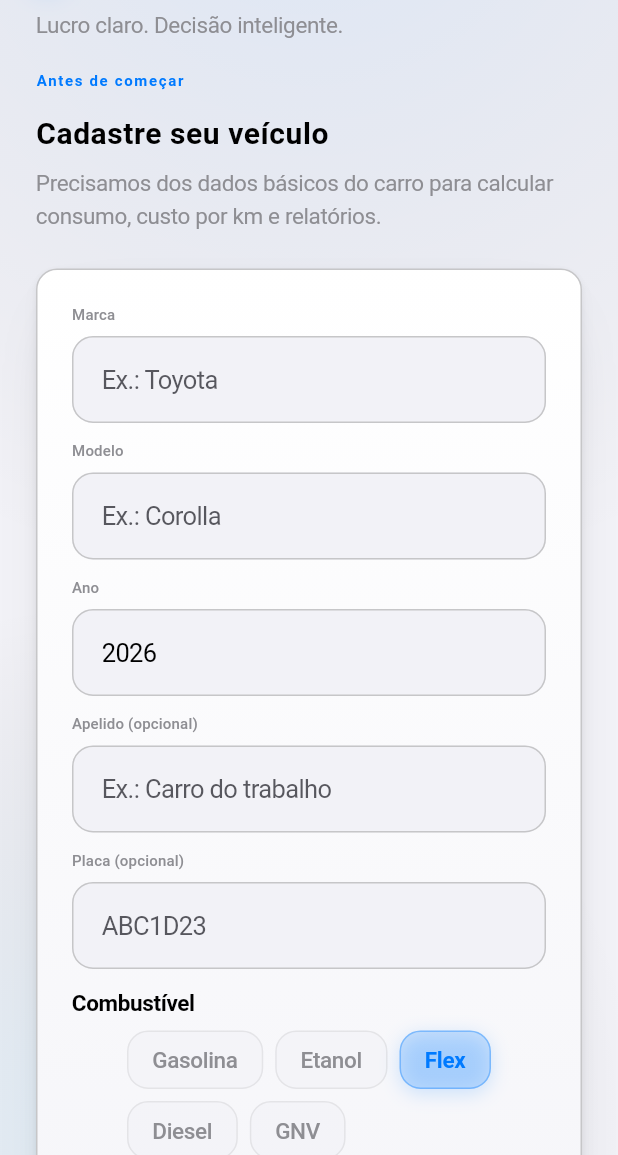
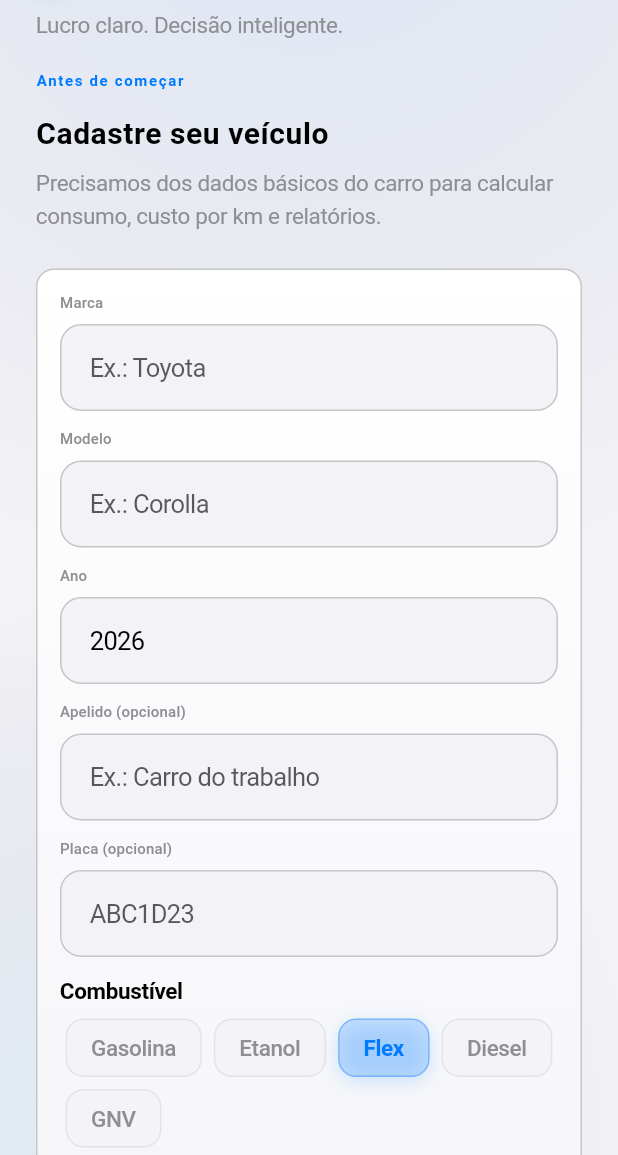
Before and after one commit to solerpedroo/driveflow, a Flutter app: the screen it shows once a user with an empty profile is signed in, on a phone screen of 412 x 824 dp, the part 81-1236 px from its top. Run offline on Flutter 3.47's test engine with Material 3 defaults, Android fonts, the phone set to English and light mode, and no system bars; our stand-ins replace cached_network_image, connectivity_plus, dio, file_picker, fl_chart, flutter_hooks and 14 more; missing offline and left inert: google_mlkit_text_recognition; accounts and stored records are empty; network calls fail; statements that could not run were skipped.

```diff
--- a/lib/core/theme/app_elevation.dart
+++ b/lib/core/theme/app_elevation.dart
@@ -2,47 +2,29 @@ import 'package:flutter/material.dart';
 
 import 'app_colors.dart';
 
-/// Sombras premium — multi-camada estilo surface-card (ReuniAI).
+/// Elevação mínima estilo iOS — separadores em vez de sombras pesadas.
 abstract final class AppElevation {
   static List<BoxShadow> surfaceCard(Brightness brightness) {
+    return const [];
+  }
+
+  static List<BoxShadow> glassShadow(Brightness brightness) {
     if (brightness == Brightness.dark) {
       return [
         BoxShadow(
           color: Colors.black.withValues(alpha: 0.35),
-          blurRadius: 20,
-          offset: const Offset(0, 8),
-        ),
-        BoxShadow(
-          color: AppColors.brandBlue.withValues(alpha: 0.10),
-          blurRadius: 36,
-          spreadRadius: -12,
-          offset: const Offset(0, 16),
+          blurRadius: 12,
+          offset: const Offset(0, -2),
         ),
       ];
     }
     return [
       BoxShadow(
-        color: AppColors.textPrimary.withValues(alpha: 0.05),
-        blurRadius: 2,
-        offset: const Offset(0, 1),
-      ),
-      BoxShadow(
-        color: AppColors.textPrimary.withValues(alpha: 0.10),
-        blurRadius: 10,
-        spreadRadius: -5,
-        offset: const Offset(0, 4),
-      ),
-      BoxShadow(
-        color: AppColors.textPrimary.withValues(alpha: 0.20),
-        blurRadius: 36,
-        spreadRadius: -22,
-        offset: const Offset(0, 16),
+        color: Colors.black.withValues(alpha: 0.06),
+        blurRadius: 12,
+        offset: const Offset(0, -2),
       ),
     ];
-  }
-
-  static List<BoxShadow> glassShadow(Brightness brightness) {
-    return surfaceCard(brightness);
   }
 
   static List<BoxShadow> cardShadow(Brightness brightness) {
@@ -50,55 +32,25 @@ abstract final class AppElevation {
   }
 
   static List<BoxShadow> brandGlow(Brightness brightness) {
-    return [
-      BoxShadow(
-        color: AppColors.brandBlue.withValues(
-          alpha: brightness == Brightness.dark ? 0.45 : 0.28,
-        ),
-        blurRadius: 20,
-        offset: const Offset(0, 8),
-      ),
-    ];
+    return const [];
   }
 
   static List<BoxShadow> navShellShadow(Brightness brightness) {
-    if (brightness == Brightness.dark) {
-      return [
-        BoxShadow(
-          color: Colors.black.withValues(alpha: 0.50),
-          blurRadius: 32,
-          offset: const Offset(0, 8),
-        ),
-        BoxShadow(
-          color: AppColors.brandBlue.withValues(alpha: 0.14),
-          blurRadius: 24,
-          spreadRadius: -4,
-        ),
-      ];
-    }
-    return [
-      BoxShadow(
-        color: AppColors.brandBlue.withValues(alpha: 0.16),
-        blurRadius: 28,
-        offset: const Offset(0, 10),
-      ),
-      BoxShadow(
-        color: AppColors.textPrimary.withValues(alpha: 0.06),
-        blurRadius: 16,
-        offset: const Offset(0, 4),
-      ),
-    ];
+    return glassShadow(brightness);
   }
 
   static Border rimLight(Brightness brightness) {
-    return Border.all(
-      color: brightness == Brightness.dark
-          ? Colors.white.withValues(alpha: 0.10)
-          : Colors.white.withValues(alpha: 0.70),
+    return Border(
+      top: BorderSide(
+        color: AppColors.separator(
+          ThemeData(brightness: brightness),
+        ),
+        width: 0.5,
+      ),
     );
   }
 
   static double get tonalButton => 0;
-  static double get card => 1;
-  static double get sheet => 3;
+  static double get card => 0;
+  static double get sheet => 2;
 }
--- a/lib/core/theme/app_radius.dart
+++ b/lib/core/theme/app_radius.dart
@@ -1,14 +1,16 @@
 import 'package:flutter/material.dart';
 
-/// Raios de borda padronizados — premium (14px surface, 24px hero).
+/// Raios iOS — grouped inset 10pt, sheets 13pt, hero 16pt.
 abstract final class AppRadius {
-  static const double sm = 10;
-  static const double md = 12;
-  static const double lg = 14;
-  static const double xl = 24;
+  static const double sm = 8;
+  static const double md = 10;
+  static const double lg = 12;
+  static const double xl = 16;
 
   static const BorderRadius smAll = BorderRadius.all(Radius.circular(sm));
   static const BorderRadius mdAll = BorderRadius.all(Radius.circular(md));
   static const BorderRadius lgAll = BorderRadius.all(Radius.circular(lg));
   static const BorderRadius xlAll = BorderRadius.all(Radius.circular(xl));
+
+  static const BorderRadius grouped = BorderRadius.all(Radius.circular(10));
 }
--- a/lib/core/theme/app_spacing.dart
+++ b/lib/core/theme/app_spacing.dart
@@ -1,15 +1,15 @@
-/// Escala de espaçamento do Design System v2.
+/// Escala de espaçamento — HIG Apple (margens 16pt).
 abstract final class AppSpacing {
   static const double xs = 4;
   static const double sm = 8;
   static const double md = 12;
   static const double lg = 16;
-  static const double xl = 24;
-  static const double xxl = 32;
-  static const double xxxl = 48;
+  static const double xl = 20;
+  static const double xxl = 28;
+  static const double xxxl = 40;
 
-  static const screenHorizontal = xl;
+  static const screenHorizontal = lg;
   static const screenTop = lg;
   static const sectionGap = lg;
-  static const cardPadding = xl;
+  static const cardPadding = lg;
 }
```
